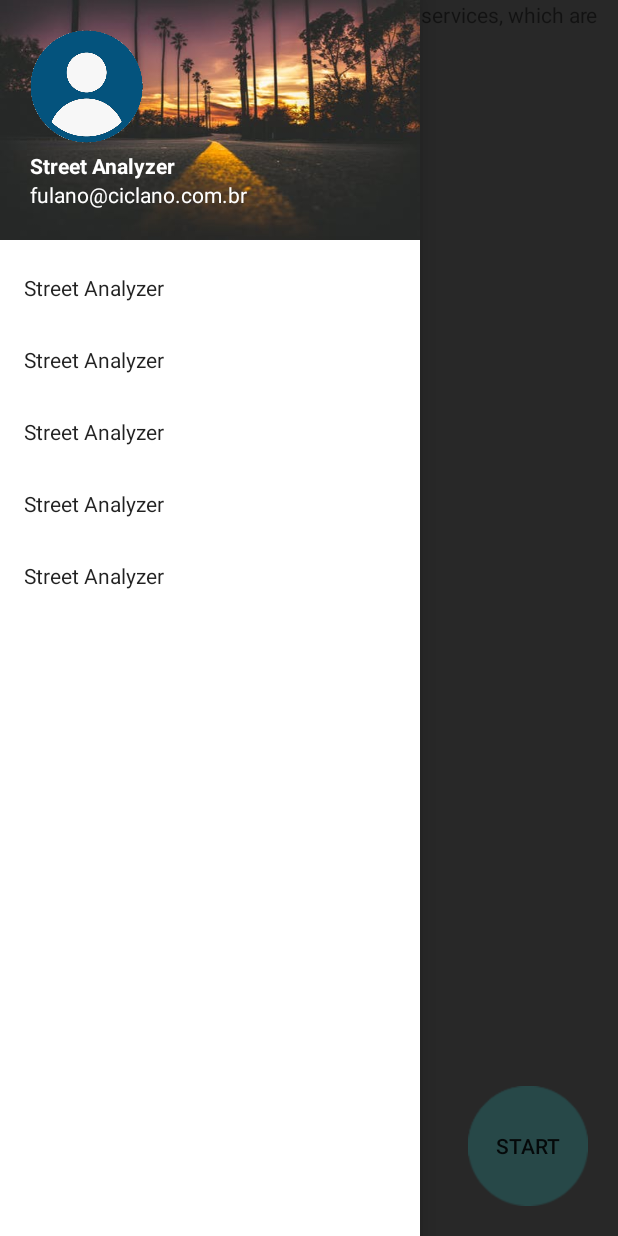
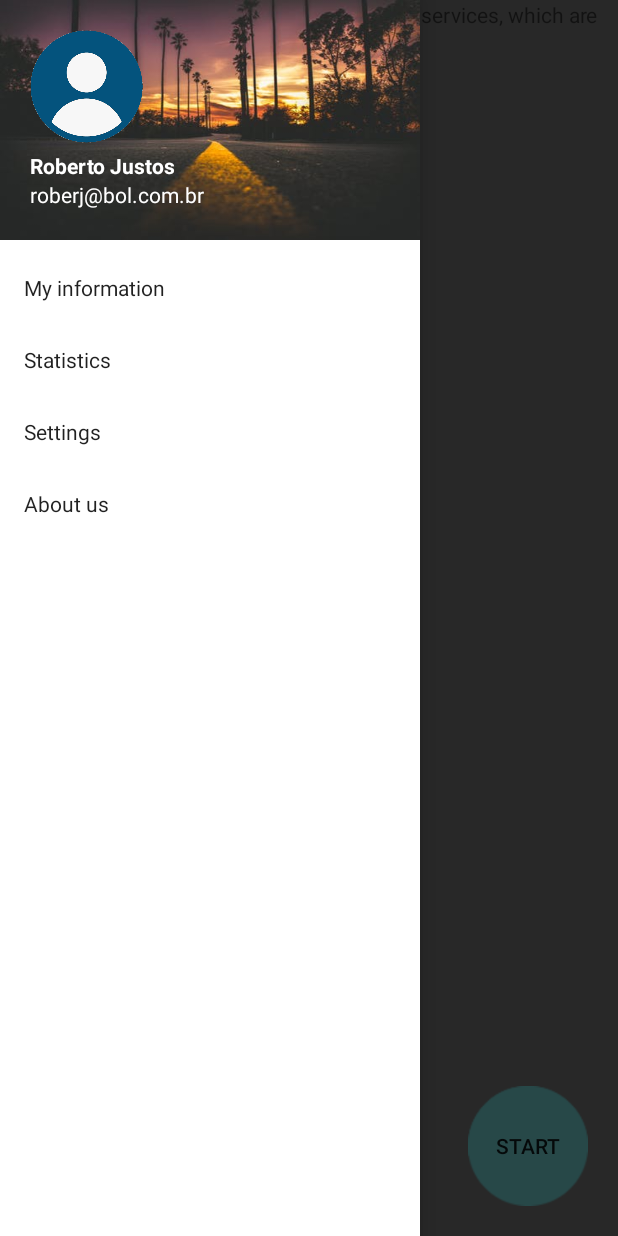
Before and after one commit to PYROP3/ProjetoIntegrado, an Android app: the MapsActivity screen opened directly, with no data from a screen before it, with the side drawer open, on a phone screen of 412 x 824 dp. Run offline under Robolectric (Android 15) with nearby library versions, the phone set to English and light mode, and no system bars.

Commit message:
code improvement

```diff
--- a/APP/StreetAnalyzer/app/src/main/res/layout/activity_maps.xml
+++ b/APP/StreetAnalyzer/app/src/main/res/layout/activity_maps.xml
@@ -36,7 +36,7 @@
         android:layout_width="wrap_content"
         android:layout_height="match_parent"
         android:background="@color/white"
-        app:headerLayout="@layout/header_maps"
+        app:headerLayout="@layout/header_menu_maps"
         app:menu="@menu/menu_maps"
         android:layout_gravity="start"/>
 </androidx.drawerlayout.widget.DrawerLayout>
--- a/APP/StreetAnalyzer/app/src/main/res/layout/header_maps.xml
+++ b/APP/StreetAnalyzer/app/src/main/res/layout/header_menu_maps.xml
@@ -10,20 +10,23 @@
     <ImageView
         android:src="@drawable/user_icon"
         android:layout_width="75dp"
-        android:layout_height="75dp"/>
+        android:layout_height="75dp"
+        android:contentDescription="@string/side_user_icon" />
 
     <TextView
+        android:id="@+id/user_name"
         android:layout_width="wrap_content"
         android:layout_height="wrap_content"
-        android:text="Street Analyzer"
+        android:text="@string/side_default_name"
         android:textColor="@color/white"
         android:textStyle="bold"
         android:layout_marginTop="5dp"/>
 
     <TextView
+        android:id="@+id/user_email"
         android:layout_width="wrap_content"
         android:layout_height="wrap_content"
-        android:text="fulano@ciclano.com.br"
+        android:text="@string/side_default_email"
         android:textColor="@color/white"
         />
 
--- a/APP/StreetAnalyzer/app/src/main/res/menu/menu_maps.xml
+++ b/APP/StreetAnalyzer/app/src/main/res/menu/menu_maps.xml
@@ -1,8 +1,19 @@
 <?xml version="1.0" encoding="utf-8"?>
 <menu xmlns:android="http://schemas.android.com/apk/res/android">
-    <item android:id="@+id/a" android:title="Street Analyzer"/>
-    <item android:id="@+id/b" android:title="Street Analyzer"/>
-    <item android:id="@+id/c" android:title="Street Analyzer"/>
-    <item android:id="@+id/d" android:title="Street Analyzer"/>
-    <item android:id="@+id/e" android:title="Street Analyzer"/>
+    <item
+        android:id="@+id/a"
+        android:title="@string/side_my_information"
+        />
+    <item
+        android:id="@+id/b"
+        android:title="@string/side_statistics"
+    />
+    <item
+        android:id="@+id/d"
+        android:title="@string/side_settings"
+    />
+    <item
+        android:id="@+id/e"
+        android:title="@string/side_about_us"
+    />
 </menu>
--- a/APP/StreetAnalyzer/app/src/main/res/values/strings.xml
+++ b/APP/StreetAnalyzer/app/src/main/res/values/strings.xml
@@ -6,4 +6,13 @@
     <string name="title_activity_maps">Map</string>
     <string name="google_api_key">AIzaSyA1bj_c5SUPi1iIduEGSGRhZSt9vmsE64Y</string>
     <string name="btn_start">Start</string>
+
+    <!-- Side menu -->
+    <string name="side_settings">Settings</string>
+    <string name="side_my_information">My information</string>
+    <string name="side_about_us">About us</string>
+    <string name="side_statistics">Statistics</string>
+    <string name="side_user_icon">User icon</string>
+    <string name="side_default_name">Roberto Justos</string>
+    <string name="side_default_email">roberj@bol.com.br</string>
 </resources>
```
